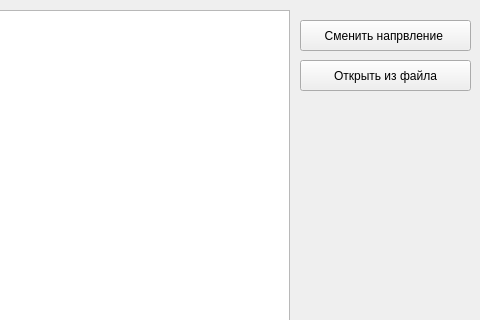
Old version of the form mainwindow.ui in the repository BagaevDanil/builder-electrical-circuits; both pictures show x 500 to 980 and y 0 to 320 of the 980 by 710 pixel window.
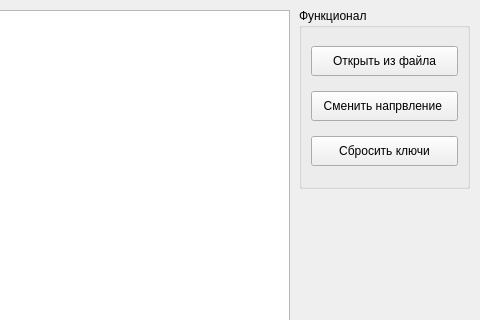
New version of the form.

Commit message: added a button and a function for resetting keys

What changed in the file:
```diff
--- a/mainwindow.ui
+++ b/mainwindow.ui
@@ -24,31 +24,65 @@
      </rect>
     </property>
    </widget>
-   <widget class="QPushButton" name="pushButton">
+   <widget class="QGroupBox" name="groupBox">
     <property name="geometry">
      <rect>
-      <x>800</x>
-      <y>20</y>
+      <x>799</x>
+      <y>8</y>
       <width>171</width>
-      <height>31</height>
+      <height>181</height>
      </rect>
     </property>
-    <property name="text">
-     <string>Сменить напрвление </string>
+    <property name="title">
+     <string>Функционал</string>
     </property>
-   </widget>
-   <widget class="QPushButton" name="pushButtonOpenFile">
-    <property name="geometry">
-     <rect>
-      <x>800</x>
-      <y>60</y>
-      <width>171</width>
-      <height>31</height>
-     </rect>
-    </property>
-    <property name="text">
-     <string>Открыть из файла</string>
-    </property>
+    <layout class="QVBoxLayout" name="verticalLayout">
+     <item>
+      <widget class="QPushButton" name="pushButtonOpenFile">
+       <property name="minimumSize">
+        <size>
+         <width>0</width>
+         <height>30</height>
+        </size>
+       </property>
+       <property name="text">
+        <string>Открыть из файла</string>
+       </property>
+      </widget>
+     </item>
+     <item>
+      <widget class="QPushButton" name="pushButton">
+       <property name="sizePolicy">
+        <sizepolicy hsizetype="Minimum" vsizetype="Fixed">
+         <horstretch>0</horstretch>
+         <verstretch>30</verstretch>
+        </sizepolicy>
+       </property>
+       <property name="minimumSize">
+        <size>
+         <width>0</width>
+         <height>30</height>
+        </size>
+       </property>
+       <property name="text">
+        <string>Сменить напрвление </string>
+       </property>
+      </widget>
+     </item>
+     <item>
+      <widget class="QPushButton" name="pushButtonResetKeys">
+       <property name="minimumSize">
+        <size>
+         <width>0</width>
+         <height>30</height>
+        </size>
+       </property>
+       <property name="text">
+        <string>Сбросить ключи</string>
+       </property>
+      </widget>
+     </item>
+    </layout>
    </widget>
   </widget>
   <widget class="QMenuBar" name="menubar">
```
Left out of the diff: 2 changed lines with no effect on the pictures. The commit also changes 4 other files.
